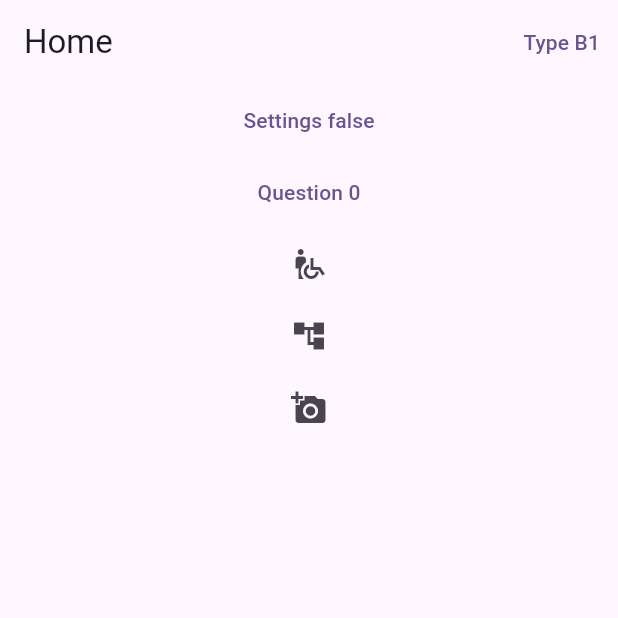
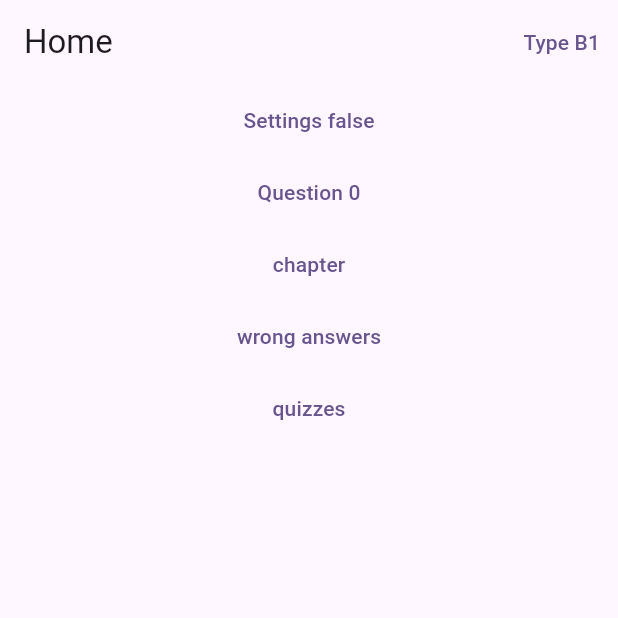
Before and after one commit to renolation/gplx, a Flutter app: the screen it shows after launch, on a phone screen of 412 x 824 dp, the top half of it. Run offline on Flutter 3.47's test engine with Material 3 defaults, Android fonts, the phone set to English and light mode, and no system bars; our stand-ins replace bloc, dartz, equatable, flutter_bloc, freezed_annotation, get_it and 5 more; accounts and stored records are empty.

```diff
--- a/mobile/lib/src/questions/presentations/bloc/questions_bloc.dart
+++ b/mobile/lib/src/questions/presentations/bloc/questions_bloc.dart
@@ -23,8 +23,6 @@ class QuestionsBloc extends Bloc<QuestionsEvent ,QuestionsState> {
 
     on<GetQuestionsByChapterIdEvent>(_getQuestionByChapterIdHandler);
     on<GetWrongAnswersEvent>(_getWrongAnswersHandler);
-
-
 
 
     on<IncreaseQuestionIndexEvent>(_increaseQuestionIndexHandler);
--- a/mobile/lib/src/questions/presentations/bloc/questions_event.dart
+++ b/mobile/lib/src/questions/presentations/bloc/questions_event.dart
@@ -26,9 +26,6 @@ class GetWrongAnswersEvent extends QuestionsEvent {
 
 
 
-
-
-
 class IncreaseQuestionIndexEvent extends QuestionsEvent {
   const IncreaseQuestionIndexEvent();
 }
--- a/mobile/lib/src/questions/presentations/bloc/questions_state.dart
+++ b/mobile/lib/src/questions/presentations/bloc/questions_state.dart
@@ -15,7 +15,6 @@ class QuestionsLoaded extends QuestionsState {
   final int index;
 
   const QuestionsLoaded(this.questions,{this.index = 0});
-
 
   QuestionsLoaded copyWith({List<QuestionModel>? questions, int? index}) {
     return QuestionsLoaded(
--- a/mobile/lib/src/questions/presentations/views/questions_screen.dart
+++ b/mobile/lib/src/questions/presentations/views/questions_screen.dart
@@ -24,7 +24,6 @@ class QuestionsScreen extends StatelessWidget {
             return const Center(child: CircularProgressIndicator());
           } else if (state is QuestionsLoaded) {
             final index = state.index;
-
             WidgetsBinding.instance.addPostFrameCallback((_) {
               scrollController.animateTo(
                 index * (40 + 8 * 2),
--- a/mobile/lib/src/theory/presentations/views/theory_screen.dart
+++ b/mobile/lib/src/theory/presentations/views/theory_screen.dart
@@ -29,20 +29,20 @@ class TheoryScreen extends StatelessWidget {
             return TextButton(onPressed: (){
             }, child: Text('Question ${QuestionsBox().wrongQuestions.length}'));
           }),
-          IconButton(
-            icon: const Icon(Icons.wheelchair_pickup),
+          TextButton(
+            child: Text('chapter'),
             onPressed: () {
               context.pushNamed('chapters');
             },
           ),
-          IconButton(
-            icon: const Icon(Icons.account_tree_sharp),
+          TextButton(
+            child: Text('wrong answers'),
             onPressed: () {
               context.pushNamed('wrongAnswers');
             },
           ),
-          IconButton(
-            icon: const Icon(Icons.add_a_photo),
+          TextButton(
+            child: Text('quizzes'),
             onPressed: () {
               context.pushNamed('quizzes');
             },
```
Also changed, not shown: mobile/lib/src/quiz/presentations/bloc/quiz_bloc.dart (+21 -0 lines), mobile/lib/src/quiz/presentations/bloc/quiz_event.dart (+23 -0 lines), mobile/lib/src/quiz/presentations/bloc/quiz_state.dart (+12 -2 lines), mobile/lib/src/quiz/presentations/views/quiz_screen.dart (+83 -0 lines).
